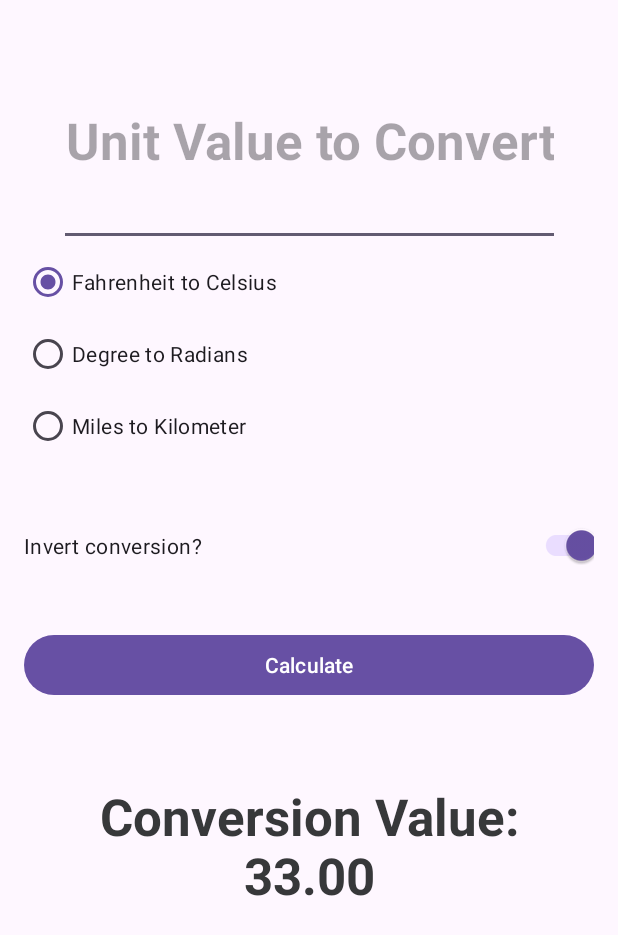
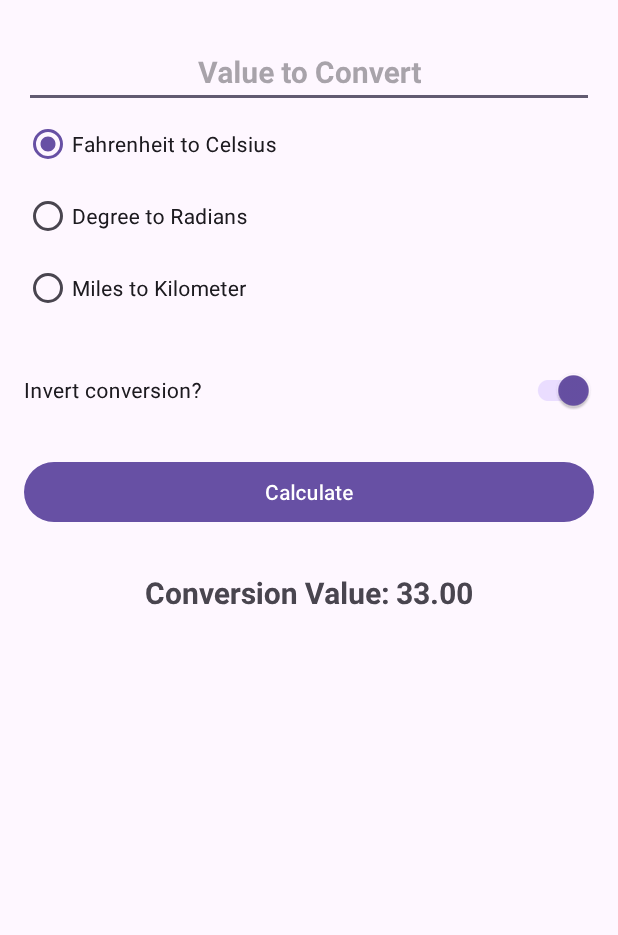
Before and after one commit to NathanOrawi/UnitConverter, an Android app: the layout activity_main.xml on its own in the app's theme, with its tools: preview values and no code run, on a phone screen of 412 x 824 dp. Shown: the top 935 px of the screen. Run offline under Robolectric (Android 15) with nearby library versions, the phone set to English and light mode, and no system bars.

Commit message:
fix accessibility warnings

```diff
--- a/app/src/main/java/au/edu/jcu/my/unitconverter/MainActivity.kt
+++ b/app/src/main/java/au/edu/jcu/my/unitconverter/MainActivity.kt
@@ -23,7 +23,7 @@ class MainActivity : AppCompatActivity() {
      */
     private fun calculateConversion() {
         // Checks if the text field is empty
-        val stringInTextField = binding.unitValueToConvert.text.toString()
+        val stringInTextField = binding.valueToConvert.text.toString()
         // If the text field is empty, the conversion amount is set to empty
         val unitValue = stringInTextField.toDoubleOrNull()
         if (unitValue == null) {
--- a/app/src/main/res/layout/activity_main.xml
+++ b/app/src/main/res/layout/activity_main.xml
@@ -1,25 +1,27 @@
 <?xml version="1.0" encoding="utf-8"?>
 
-<androidx.constraintlayout.widget.ConstraintLayout
-    xmlns:android="http://schemas.android.com/apk/res/android"
+<androidx.constraintlayout.widget.ConstraintLayout xmlns:android="http://schemas.android.com/apk/res/android"
     xmlns:app="http://schemas.android.com/apk/res-auto"
     xmlns:tools="http://schemas.android.com/tools"
     android:id="@+id/main"
     android:layout_width="match_parent"
     android:layout_height="match_parent"
     android:padding="16dp"
+    android:rotation="-360"
+    android:rotationX="-360"
+    android:rotationY="-360"
     tools:context=".MainActivity">
 
     <EditText
-        android:id="@+id/unit_value_to_convert"
-        android:layout_width="334dp"
-        android:layout_height="140dp"
+        android:id="@+id/value_to_convert"
+        android:layout_width="match_parent"
+        android:layout_height="wrap_content"
         android:layout_marginTop="8dp"
         android:autofillHints=""
-        android:hint="@string/unit_value_to_convert"
+        android:hint="@string/value_to_convert"
         android:inputType="numberDecimal"
         android:textAlignment="center"
-        android:textSize="34sp"
+        android:textSize="20sp"
         android:textStyle="bold"
         app:layout_constraintEnd_toEndOf="parent"
         app:layout_constraintStart_toStartOf="parent"
@@ -27,22 +29,25 @@
 
     <RadioGroup
         android:id="@+id/conversion_options"
-        android:checkedButton="@id/option_celsius_fahrenheit"
         android:layout_width="wrap_content"
         android:layout_height="wrap_content"
+        android:checkedButton="@id/option_celsius_fahrenheit"
         android:orientation="vertical"
         app:layout_constraintStart_toStartOf="parent"
-        app:layout_constraintTop_toBottomOf="@id/unit_value_to_convert">
+        app:layout_constraintTop_toBottomOf="@id/value_to_convert">
+
         <RadioButton
             android:id="@+id/option_celsius_fahrenheit"
             android:layout_width="wrap_content"
             android:layout_height="wrap_content"
             android:text="@string/fahrenheit_to_celsius" />
+
         <RadioButton
             android:id="@+id/option_degree_radians"
             android:layout_width="wrap_content"
             android:layout_height="wrap_content"
             android:text="@string/degrees_to_radians" />
+
         <RadioButton
             android:id="@+id/option_kilometer_miles"
             android:layout_width="wrap_content"
@@ -52,8 +57,8 @@
 
     <androidx.appcompat.widget.SwitchCompat
         android:id="@+id/round_up_switch"
-        android:layout_width="385dp"
-        android:layout_height="71dp"
+        android:layout_width="match_parent"
+        android:layout_height="wrap_content"
         android:layout_marginTop="20dp"
         android:checked="true"
         android:text="@string/invert_conversion"
@@ -64,7 +69,7 @@
 
     <Button
         android:id="@+id/calculate_button"
-        android:layout_width="0dp"
+        android:layout_width="match_parent"
         android:layout_height="wrap_content"
         android:layout_marginTop="20dp"
         android:text="@string/calculate"
@@ -75,12 +80,10 @@
 
     <TextView
         android:id="@+id/conversion_value"
-        android:layout_width="341dp"
-        android:layout_height="134dp"
-        android:paddingTop="40dp"
+        android:layout_width="match_parent"
+        android:layout_height="wrap_content"
         android:textAlignment="center"
-        android:textColor="#37383A"
-        android:textSize="34sp"
+        android:textSize="20sp"
         android:textStyle="bold"
         app:layout_constraintBottom_toBottomOf="parent"
         app:layout_constraintEnd_toEndOf="parent"
--- a/app/src/main/res/values/strings.xml
+++ b/app/src/main/res/values/strings.xml
@@ -5,7 +5,7 @@
     <string name="miles_to_kilometers">Miles to Kilometer</string>
     <string name="degrees_to_radians">Degree to Radians</string>
     <string name="fahrenheit_to_celsius">Fahrenheit to Celsius</string>
-    <string name="unit_value_to_convert">Unit Value to Convert</string>
+    <string name="value_to_convert">Value to Convert</string>
     <string name="invert_conversion">Invert conversion?</string>
     <string name="celsius_to_fahrenheit">Celsius to Fahrenheit</string>
     <string name="radians_to_degrees">Radians to Degrees</string>
```
